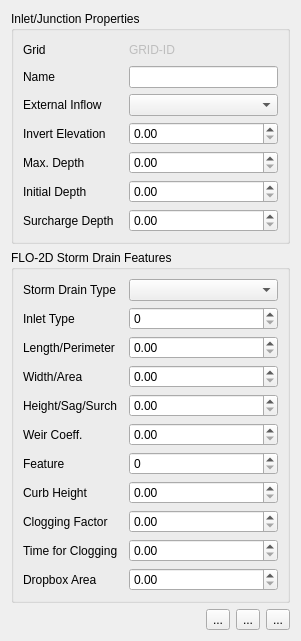
FLO-2DSoftware/qgis-flo-2d-plugin, file flo2d/ui/inlet_attributes.ui: the form before one commit.
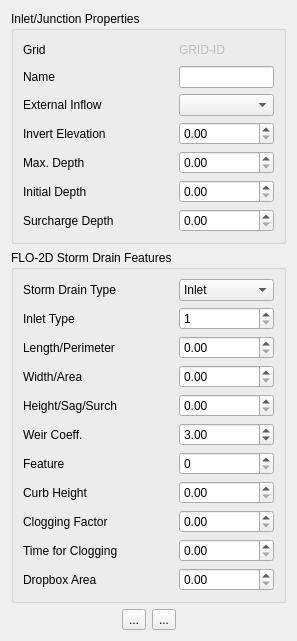
The form after the commit. Icons and pictures are not drawn.

Commit message: Added the connections to the swmm_user_nodes and fixed a bug that was adding multiple widgets

```diff
--- a/flo2d/ui/inlet_attributes.ui
+++ b/flo2d/ui/inlet_attributes.ui
@@ -6,8 +6,8 @@
    <rect>
     <x>0</x>
     <y>0</y>
-    <width>301</width>
-    <height>617</height>
+    <width>297</width>
+    <height>608</height>
    </rect>
   </property>
   <property name="windowTitle">
@@ -40,8 +40,8 @@
        </property>
        <property name="iconSize">
         <size>
-         <width>25</width>
-         <height>25</height>
+         <width>20</width>
+         <height>20</height>
         </size>
        </property>
       </widget>
@@ -57,28 +57,24 @@
        </property>
        <property name="iconSize">
         <size>
-         <width>25</width>
-         <height>25</height>
+         <width>20</width>
+         <height>20</height>
         </size>
        </property>
       </widget>
      </item>
      <item>
-      <widget class="QToolButton" name="save_btn">
-       <property name="text">
-        <string>...</string>
+      <spacer name="horizontalSpacer_2">
+       <property name="orientation">
+        <enum>Qt::Horizontal</enum>
        </property>
-       <property name="icon">
-        <iconset>
-         <normaloff>../img/mActionSaveAllEdits.svg</normaloff>../img/mActionSaveAllEdits.svg</iconset>
-       </property>
-       <property name="iconSize">
+       <property name="sizeHint" stdset="0">
         <size>
-         <width>25</width>
-         <height>25</height>
+         <width>40</width>
+         <height>20</height>
         </size>
        </property>
-      </widget>
+      </spacer>
      </item>
     </layout>
    </item>
@@ -150,7 +146,7 @@
          <widget class="QLabel" name="label_18">
           <property name="minimumSize">
            <size>
-            <width>100</width>
+            <width>150</width>
             <height>0</height>
            </size>
           </property>
@@ -173,7 +169,18 @@
          </widget>
         </item>
         <item row="0" column="1">
-         <widget class="QComboBox" name="comboBox_2"/>
+         <widget class="QComboBox" name="sd_type_cbo">
+          <item>
+           <property name="text">
+            <string>Inlet</string>
+           </property>
+          </item>
+          <item>
+           <property name="text">
+            <string>Outlet</string>
+           </property>
+          </item>
+         </widget>
         </item>
         <item row="3" column="0">
          <widget class="QLabel" name="label_8">
@@ -183,34 +190,83 @@
          </widget>
         </item>
         <item row="1" column="1">
-         <widget class="QSpinBox" name="spinBox"/>
+         <widget class="QSpinBox" name="intype_sb">
+          <property name="minimum">
+           <number>1</number>
+          </property>
+          <property name="maximum">
+           <number>5</number>
+          </property>
+         </widget>
         </item>
         <item row="2" column="1">
-         <widget class="QDoubleSpinBox" name="doubleSpinBox_5"/>
+         <widget class="QDoubleSpinBox" name="swmm_length_dsb">
+          <property name="maximum">
+           <double>100000.000000000000000</double>
+          </property>
+         </widget>
         </item>
         <item row="3" column="1">
-         <widget class="QDoubleSpinBox" name="doubleSpinBox_6"/>
+         <widget class="QDoubleSpinBox" name="swmm_width_dsb">
+          <property name="maximum">
+           <double>100000.000000000000000</double>
+          </property>
+         </widget>
         </item>
         <item row="4" column="1">
-         <widget class="QDoubleSpinBox" name="doubleSpinBox_7"/>
+         <widget class="QDoubleSpinBox" name="swmm_height_dsb">
+          <property name="maximum">
+           <double>100000.000000000000000</double>
+          </property>
+         </widget>
         </item>
         <item row="5" column="1">
-         <widget class="QDoubleSpinBox" name="doubleSpinBox_8"/>
+         <widget class="QDoubleSpinBox" name="swmm_coeff_dsb">
+          <property name="minimum">
+           <double>2.500000000000000</double>
+          </property>
+          <property name="maximum">
+           <double>3.500000000000000</double>
+          </property>
+          <property name="value">
+           <double>3.000000000000000</double>
+          </property>
+         </widget>
         </item>
         <item row="6" column="1">
-         <widget class="QSpinBox" name="spinBox_2"/>
+         <widget class="QSpinBox" name="swmm_feature_sb">
+          <property name="maximum">
+           <number>2</number>
+          </property>
+         </widget>
         </item>
         <item row="7" column="1">
-         <widget class="QDoubleSpinBox" name="doubleSpinBox_9"/>
+         <widget class="QDoubleSpinBox" name="curbheight_dsb">
+          <property name="maximum">
+           <double>100000.000000000000000</double>
+          </property>
+         </widget>
         </item>
         <item row="8" column="1">
-         <widget class="QDoubleSpinBox" name="doubleSpinBox_10"/>
+         <widget class="QDoubleSpinBox" name="swmm_clogging_factor_dsb">
+          <property name="maximum">
+           <double>100.000000000000000</double>
+          </property>
+         </widget>
         </item>
         <item row="9" column="1">
-         <widget class="QDoubleSpinBox" name="doubleSpinBox_11"/>
+         <widget class="QDoubleSpinBox" name="swmm_time_for_clogging_dsb">
+          <property name="maximum">
+           <double>100000.000000000000000</double>
+          </property>
+         </widget>
         </item>
         <item row="10" column="1">
-         <widget class="QDoubleSpinBox" name="doubleSpinBox_12"/>
+         <widget class="QDoubleSpinBox" name="drboxarea_dsb">
+          <property name="maximum">
+           <double>100000.000000000000000</double>
+          </property>
+         </widget>
         </item>
        </layout>
       </item>
@@ -229,7 +285,11 @@
          <widget class="QComboBox" name="comboBox"/>
         </item>
         <item row="3" column="1">
-         <widget class="QDoubleSpinBox" name="doubleSpinBox"/>
+         <widget class="QDoubleSpinBox" name="junction_invert_elev_dsb">
+          <property name="maximum">
+           <double>100000.000000000000000</double>
+          </property>
+         </widget>
         </item>
         <item row="1" column="0">
          <widget class="QLabel" name="label">
@@ -239,7 +299,11 @@
          </widget>
         </item>
         <item row="6" column="1">
-         <widget class="QDoubleSpinBox" name="doubleSpinBox_4"/>
+         <widget class="QDoubleSpinBox" name="surcharge_depth_dsb">
+          <property name="maximum">
+           <double>100000.000000000000000</double>
+          </property>
+         </widget>
         </item>
         <item row="4" column="0">
          <widget class="QLabel" name="label_5">
@@ -249,7 +313,11 @@
          </widget>
         </item>
         <item row="4" column="1">
-         <widget class="QDoubleSpinBox" name="doubleSpinBox_2"/>
+         <widget class="QDoubleSpinBox" name="max_depth_dsb">
+          <property name="maximum">
+           <double>100000.000000000000000</double>
+          </property>
+         </widget>
         </item>
         <item row="2" column="0">
          <widget class="QLabel" name="label_3">
@@ -276,13 +344,17 @@
          </widget>
         </item>
         <item row="5" column="1">
-         <widget class="QDoubleSpinBox" name="doubleSpinBox_3"/>
+         <widget class="QDoubleSpinBox" name="init_depth_dsb">
+          <property name="maximum">
+           <double>100000.000000000000000</double>
+          </property>
+         </widget>
         </item>
         <item row="0" column="0">
          <widget class="QLabel" name="label_2">
           <property name="minimumSize">
            <size>
-            <width>100</width>
+            <width>150</width>
             <height>0</height>
            </size>
           </property>
```
Left out of the diff: 6 changed lines with no effect on the pictures. The commit also changes 2 other files.
